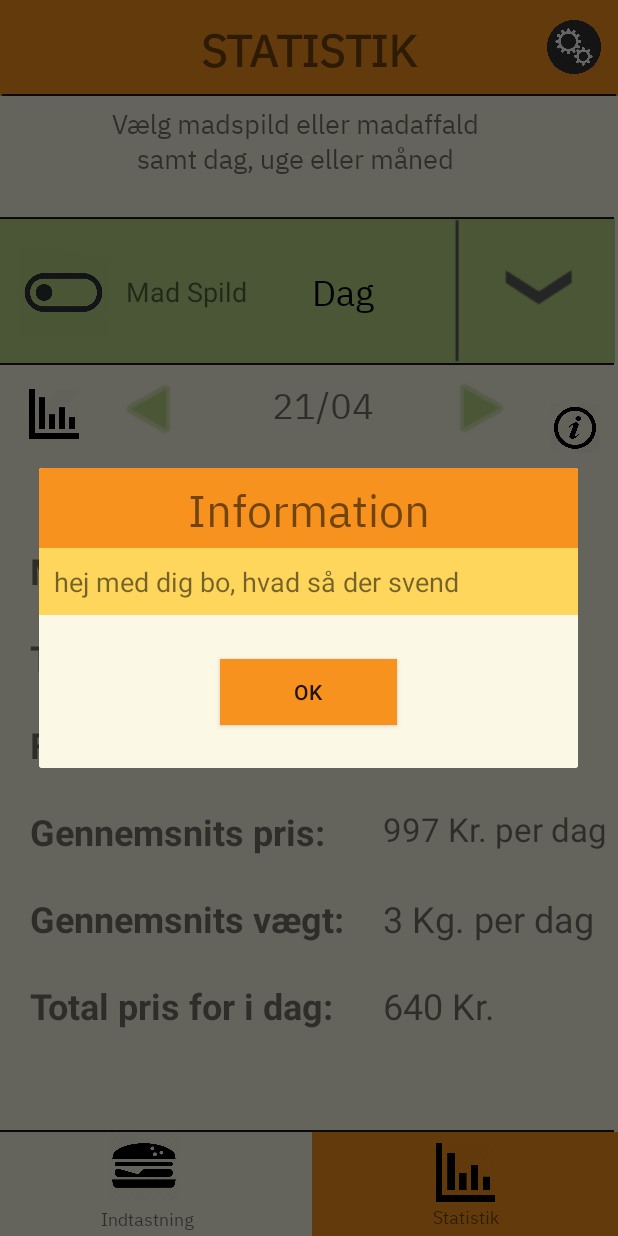
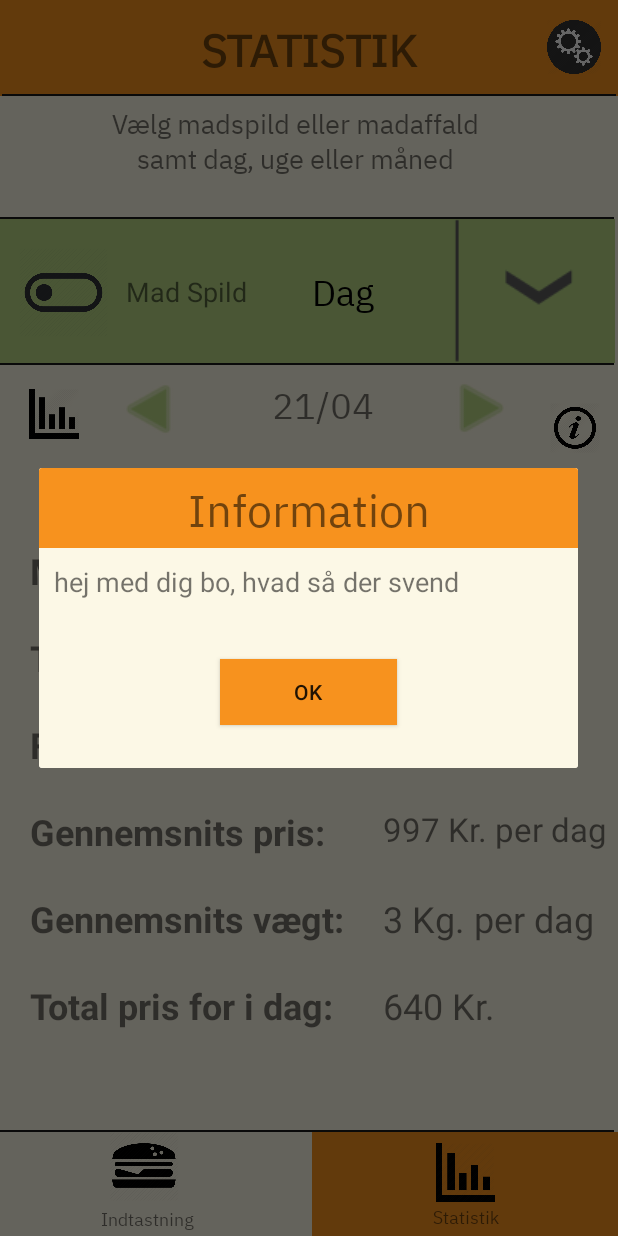
Before and after one commit to Alexcool3/Food_Waste_Prototype, an Android app: the StatsActivity screen opened directly, with no data from a screen before it, after a tap on an icon or button, on a phone screen of 412 x 824 dp. Run offline under Robolectric (Android 15) with nearby library versions, the light colour scheme and no system bars; libraries missing offline, so code that uses them is left out: com.github.mikephil.charting; plain views replace PieChart; 1 statement that could not run was skipped.

```diff
--- a/app/src/main/res/layout/activity_login.xml
+++ b/app/src/main/res/layout/activity_login.xml
@@ -29,7 +29,7 @@
         android:drawableLeft="@drawable/password_icon"
         android:ems="10"
         android:fontFamily="@font/ibm_plex_sans_regular"
-        android:hint="Password"
+        android:hint="Kodeord"
         android:inputType="textPersonName"
         android:textColor="#FFFFFF"
         app:layout_constraintBottom_toBottomOf="parent"
--- a/app/src/main/res/layout/dialog_help.xml
+++ b/app/src/main/res/layout/dialog_help.xml
@@ -25,7 +25,7 @@
         android:id="@+id/dialog_info"
         android:layout_width="0dp"
         android:layout_height="wrap_content"
-        android:background="@color/Yellow"
+        android:background="@color/Beige"
         android:padding="10dp"
         android:text="Here er noget opklarende information om denne side. Hvad syntes du om det hva? Ret cool hvis jeg selv skal sige det og det skal jeg."
         android:textSize="18sp"
```
Also changed, not shown: app/src/main/java/com/example/food_waste_prototype/LoginActivity.java (+29 -0 lines).
